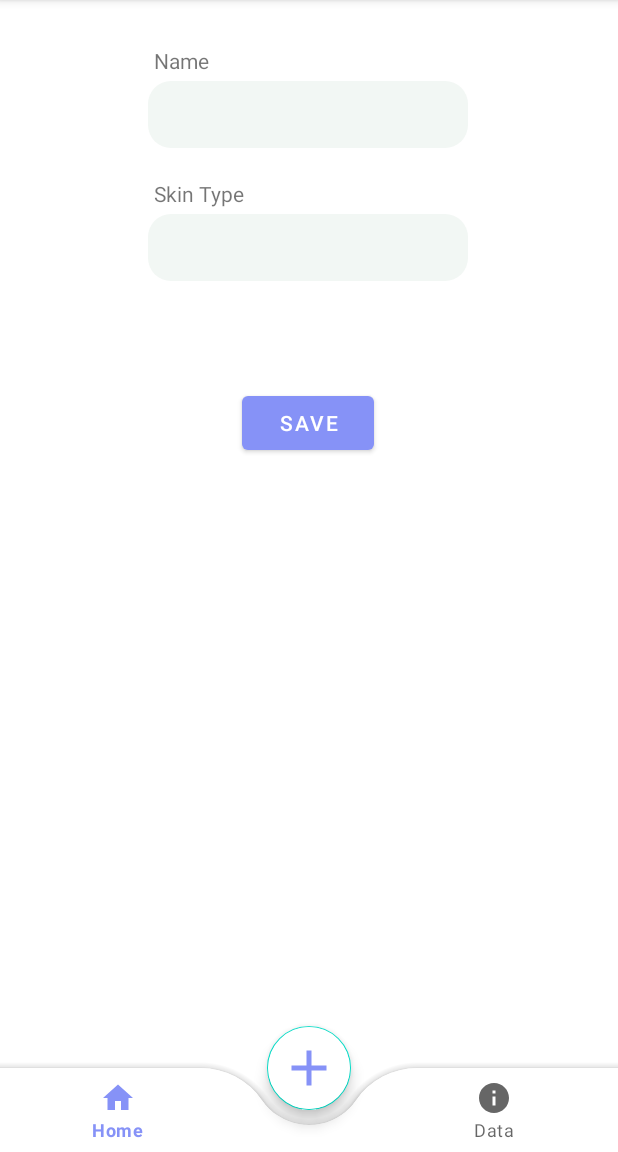
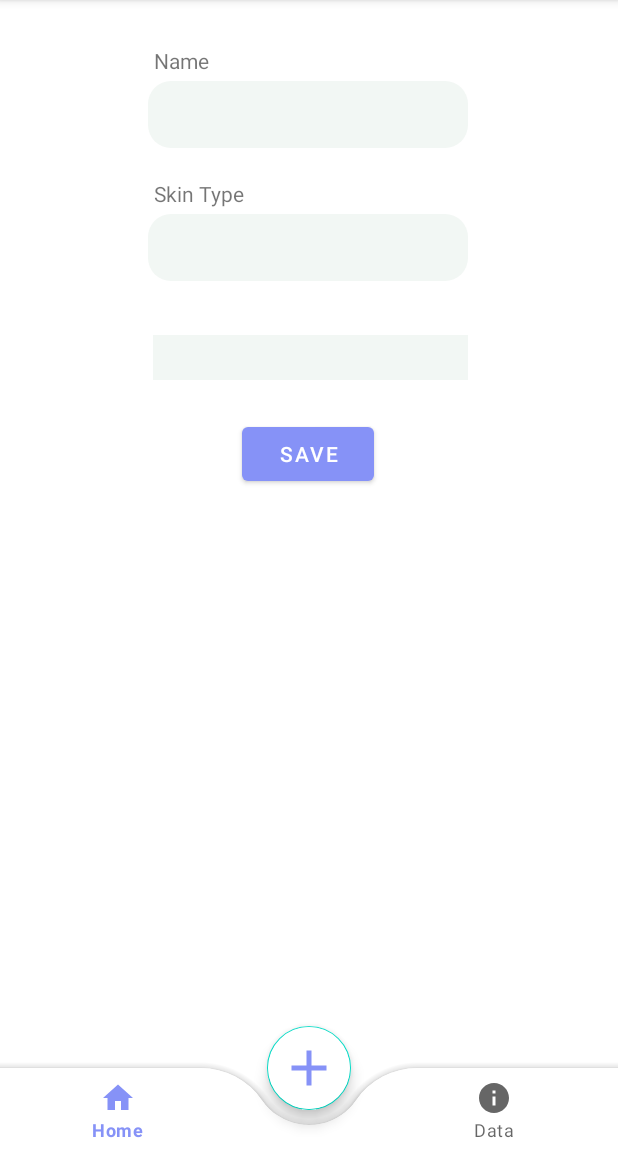
Before and after one commit to SlothCodeSloth/UVLightSensor, an Android app: the fragment AboutFragment placed in its activity, on a phone screen of 412 x 824 dp, the part 84-1236 px from its top. Run offline under Robolectric (Android 15) with nearby library versions, the phone set to English and light mode, and no system bars.

Commit message:
Added Starts for Spinner

```diff
--- a/app/src/main/java/com/example/finalproject/AboutFragment.java
+++ b/app/src/main/java/com/example/finalproject/AboutFragment.java
@@ -13,6 +13,8 @@ import android.view.LayoutInflater;
 import android.view.View;
 import android.view.ViewGroup;
 import android.widget.Button;
+import android.widget.EditText;
+import android.widget.Spinner;
 import android.widget.TextView;
 import android.widget.Toast;
 
@@ -34,8 +36,8 @@ public class AboutFragment extends Fragment {
 
     String name;
     int skinType;
-    TextView editName;
-    TextView editSkin;
+    EditText editName;
+    EditText editSkin;
     Button saveButton;
     SharedPreferences userInfo;
     private static final String SHARED_PREF_NAME = "mypref";
@@ -84,6 +86,7 @@ public class AboutFragment extends Fragment {
         editName = view.findViewById(R.id.editName);
         editSkin = view.findViewById(R.id.editSkin);
         saveButton = view.findViewById(R.id.saveButton);
+
         if (restorePrefData()) {
             name = userInfo.getString("name", "");
             skinType = userInfo.getInt("skinType", 0);
@@ -93,7 +96,7 @@ public class AboutFragment extends Fragment {
         saveButton.setOnClickListener(new View.OnClickListener() {
             @Override
             public void onClick(View v) {
-                if (editName.getText().equals("") || editSkin.getText().equals("") || editSkin.getText().equals("0")) {
+                if (isEmpty(editSkin) || isEmpty(editSkin)) {
                     Toast.makeText(getActivity(), "Please respond to every question", Toast.LENGTH_SHORT).show();
                 }
                 else {
@@ -122,4 +125,8 @@ public class AboutFragment extends Fragment {
         boolean hasData = userInfo.getBoolean("hasData", false);
         return hasData;
     }
+
+    private boolean isEmpty(EditText myeditText) {
+        return myeditText.getText().toString().trim().length() == 0;
+    }
 }
--- a/app/src/main/res/layout/fragment_about.xml
+++ b/app/src/main/res/layout/fragment_about.xml
@@ -49,7 +49,7 @@
         app:layout_constraintHorizontal_bias="0.498"
         app:layout_constraintStart_toStartOf="parent"
         app:layout_constraintTop_toTopOf="parent"
-        app:layout_constraintVertical_bias="0.358" />
+        app:layout_constraintVertical_bias="0.387" />
 
     <TextView
         android:id="@+id/textView"
@@ -70,4 +70,17 @@
         android:text="Skin Type"
         app:layout_constraintBottom_toTopOf="@+id/editSkin"
         app:layout_constraintStart_toStartOf="@+id/editSkin" />
+
+    <Spinner
+        android:id="@+id/skinSpinner"
+        android:layout_width="210dp"
+        android:layout_height="30dp"
+        android:background="@color/editTextColorLight"
+        app:layout_constraintBottom_toBottomOf="parent"
+        app:layout_constraintEnd_toEndOf="@+id/editSkin"
+        app:layout_constraintHorizontal_bias="1.0"
+        app:layout_constraintStart_toStartOf="@+id/editSkin"
+        app:layout_constraintTop_toTopOf="parent"
+        app:layout_constraintVertical_bias="0.303" />
+
 </androidx.constraintlayout.widget.ConstraintLayout>
```
